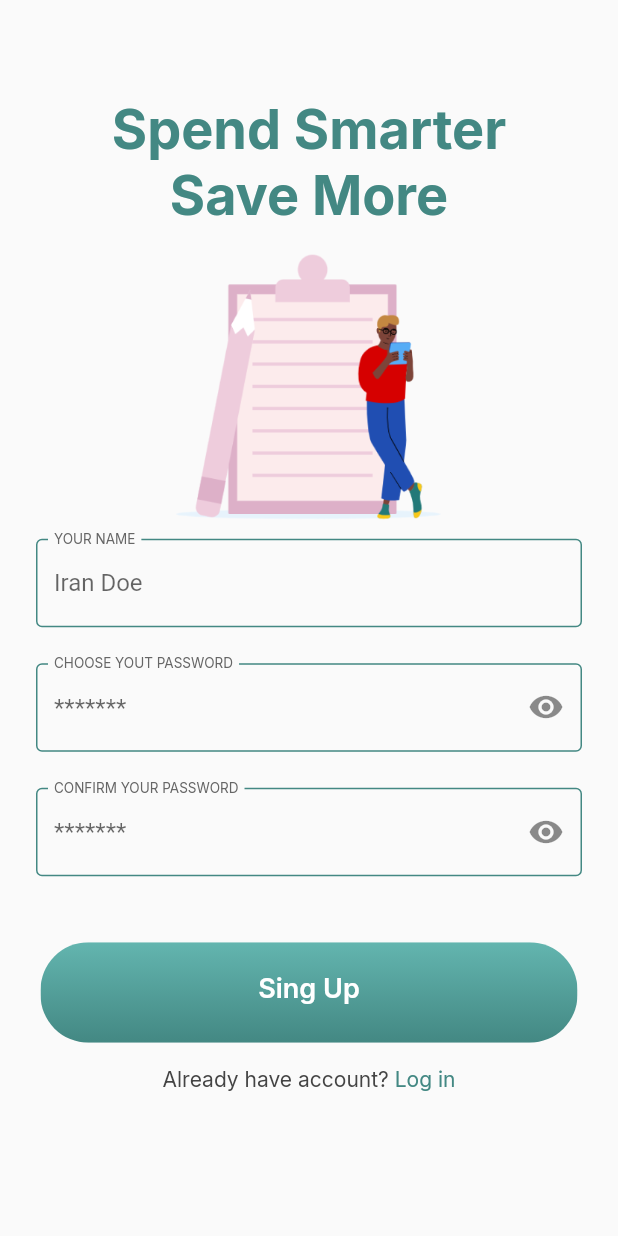
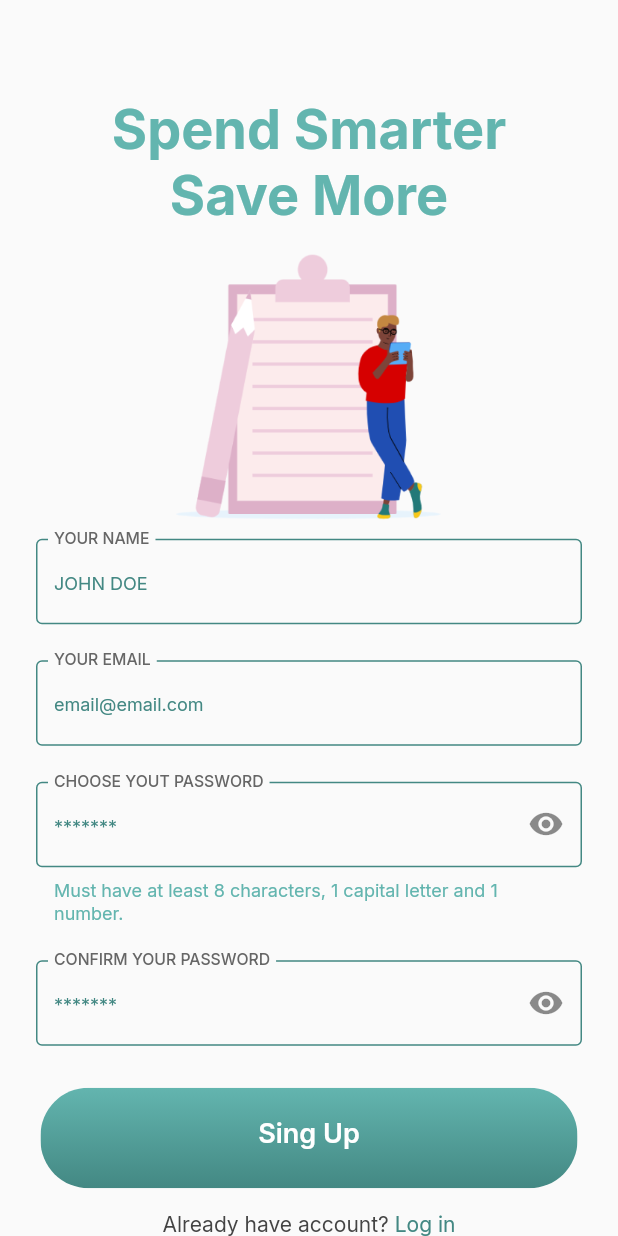
Before and after one commit to VitoriaMagnus/financy_app, a Flutter app: the screen it shows after launch, on a phone screen of 412 x 824 dp. Run offline on Flutter 3.47's test engine with Material 2 defaults, Android fonts, the phone set to English and light mode, and no system bars.

```diff
--- a/lib/common/constants/app_colors.dart
+++ b/lib/common/constants/app_colors.dart
@@ -1,7 +1,7 @@
 import 'dart:ui';
 
 class AppColors {
-  static const Color greenLight = Color(0xFF438883);
+  static const Color greenLight = Color(0xFF63B5AF);
   static const Color green = Color(0xFF438883);
 
   static const List<Color> greenGradient = [
--- a/lib/common/constants/app_text_style.dart
+++ b/lib/common/constants/app_text_style.dart
@@ -21,7 +21,12 @@ class AppTextStyle {
     fontSize: 14.0,
     fontWeight: FontWeight.w400,
   );
-  static const TextStyle inputLabelText = TextStyle(
+  static const TextStyle inputText = TextStyle(
+    fontFamily: 'Inter',
+    fontSize: 14.0,
+    fontWeight: FontWeight.w500,
+  );
+  static const TextStyle inputHintText = TextStyle(
     fontFamily: 'Inter',
     fontSize: 12.0,
     fontWeight: FontWeight.w400,
--- /dev/null
+++ b/lib/common/utils/uppercase_text_formatter.dart
@@ -0,0 +1,12 @@
+import 'package:flutter/services.dart';
+
+class UpperCaseTextInputFormatter extends TextInputFormatter {
+  @override
+  TextEditingValue formatEditUpdate(
+    TextEditingValue oldValue,
+    TextEditingValue newValue,
+  ) {
+    return TextEditingValue(
+        text: newValue.text.toUpperCase(), selection: newValue.selection);
+  }
+}
--- /dev/null
+++ b/lib/common/widgets/custom_text_form_field.dart
@@ -0,0 +1,111 @@
+import 'package:flutter/material.dart';
+import 'package:flutter/services.dart';
+
+import '../constants/app_colors.dart';
+import '../constants/app_text_style.dart';
+
+class CustomTextFormField extends StatefulWidget {
+  final EdgeInsetsGeometry? padding;
+  final String? hintText;
+  final String? labelText;
+  final TextCapitalization? textCapitalization;
+  final TextEditingController? controller;
+  final TextInputType? keyboardType;
+  final int? maxLength;
+  final TextInputAction? textInputAction;
+  final Widget? suffixIcon;
+  final bool? obscureText;
+  final List<TextInputFormatter>? inputFormatters;
+  final FormFieldValidator<String>? validator;
+  final String? helperText;
+
+  const CustomTextFormField({
+    Key? key,
+    this.padding,
+    this.hintText,
+    this.labelText,
+    this.textCapitalization,
+    this.controller,
+    this.keyboardType,
+    this.maxLength,
+    this.textInputAction,
+    this.suffixIcon,
+    this.obscureText,
+    this.inputFormatters,
+    this.validator,
+    this.helperText,
+  }) : super(key: key);
+
+  @override
+  State<CustomTextFormField> createState() => _CustomTextFormFieldState();
+}
+
+class _CustomTextFormFieldState extends State<CustomTextFormField> {
+  final defaultBorder = const OutlineInputBorder(
+    borderSide: BorderSide(
+      color: AppColors.green,
+    ),
+  );
+
+  String? _helperText;
+
+  @override
+  void initState() {
+    super.initState();
+    _helperText = widget.helperText;
+  }
+
+  @override
+  Widget build(BuildContext context) {
+    return Padding(
+      padding: widget.padding ??
+          const EdgeInsets.symmetric(horizontal: 24.0, vertical: 12.0),
+      child: TextFormField(
+        style: AppTextStyle.inputText.copyWith(color: AppColors.green),
+        onChanged: (value) {
+          if (value.length == 1) {
+            setState(() {
+              _helperText = null;
+            });
+          } else if (value.isEmpty) {
+            setState(() {
+              _helperText = widget.helperText;
+            });
+          }
+        },
+        validator: widget.validator,
+        inputFormatters: widget.inputFormatters,
+        obscureText: widget.obscureText ?? false,
+        textInputAction: widget.textInputAction,
+        maxLength: widget.maxLength,
+        keyboardType: widget.keyboardType,
+        controller: widget.controller,
+        textCapitalization:
+            widget.textCapitalization ?? TextCapitalization.none,
+        decoration: InputDecoration(
+          helperText: _helperText,
+          helperMaxLines: 3,
+          helperStyle:
+              AppTextStyle.inputHintText.copyWith(color: AppColors.greenLight),
+          suffixIcon: widget.suffixIcon,
+          hintText: widget.hintText,
+          hintStyle:
+              AppTextStyle.inputHintText.copyWith(color: AppColors.green),
+          floatingLabelBehavior: FloatingLabelBehavior.always,
+          labelText: widget.labelText!.toUpperCase(),
+          labelStyle: AppTextStyle.inputText.copyWith(color: AppColors.grey),
+          focusedBorder: defaultBorder,
+          errorMaxLines: 3,
+          errorBorder: defaultBorder.copyWith(
+            borderSide: const BorderSide(color: Colors.red),
+          ),
+          focusedErrorBorder: defaultBorder.copyWith(
+            borderSide: const BorderSide(color: Colors.red),
+          ),
+          enabledBorder: defaultBorder,
+          disabledBorder: defaultBorder,
+        ),
+      ),
+    );
+  }
+}
--- a/lib/common/widgets/password_form_field.dart
+++ b/lib/common/widgets/password_form_field.dart
@@ -1,19 +1,22 @@
-import 'dart:developer';
+import 'package:flutter/material.dart';
 
-import 'package:financy_app/features/sing_up/sing_up_screen.dart';
-import 'package:flutter/material.dart';
+import 'custom_text_form_field.dart';
 
 class PasswordFormField extends StatefulWidget {
   final TextEditingController? controller;
   final EdgeInsetsGeometry? padding;
   final String? hintText;
   final String? labelText;
+  final FormFieldValidator<String>? validator;
+  final String? helperText;
   const PasswordFormField({
     super.key,
     this.controller,
     this.padding,
     this.hintText,
     this.labelText,
+    this.validator,
+    this.helperText,
   });
 
   @override
@@ -25,11 +28,13 @@ class _PasswordFormFieldState extends State<PasswordFormField> {
   @override
   Widget build(BuildContext context) {
     return CustomTextFormField(
+      validator: widget.validator,
       obscureText: isHidden,
       controller: widget.controller,
       padding: widget.padding,
       hintText: widget.hintText,
       labelText: widget.labelText,
+      helperText: widget.helperText,
       suffixIcon: InkWell(
         borderRadius: BorderRadius.circular(25),
         onTap: () {
--- a/lib/common/widgets/primary_button.dart
+++ b/lib/common/widgets/primary_button.dart
@@ -26,7 +26,7 @@ class PrimaryButton extends StatelessWidget {
         ),
         child: InkWell(
           borderRadius: _borderRadius,
-          onTap: () {},
+          onTap: onPressed,
           child: Padding(
             padding: const EdgeInsets.only(
                 top: 20.0, bottom: 20.0, left: 10.0, right: 10.0),
--- a/lib/features/sing_up/sing_up_screen.dart
+++ b/lib/features/sing_up/sing_up_screen.dart
@@ -1,15 +1,26 @@
+import 'dart:developer';
+
+import 'package:financy_app/common/utils/uppercase_text_formatter.dart';
+import 'package:financy_app/common/utils/validator.dart';
 import 'package:financy_app/common/widgets/multi_text_button.dart';
 import 'package:financy_app/common/widgets/password_form_field.dart';
 import 'package:financy_app/common/widgets/primary_button.dart';
 import 'package:flutter/material.dart';
-import 'package:flutter/src/widgets/container.dart';
-import 'package:flutter/src/widgets/framework.dart';
 
 import '../../common/constants/app_colors.dart';
 import '../../common/constants/app_text_style.dart';
+import '../../common/widgets/custom_text_form_field.dart';
 
-class SingUpScreen extends StatelessWidget {
+class SingUpScreen extends StatefulWidget {
   const SingUpScreen({super.key});
+
+  @override
+  State<SingUpScreen> createState() => _SingUpScreenState();
+}
+
+class _SingUpScreenState extends State<SingUpScreen> {
+  final _formKey = GlobalKey<FormState>();
+  final _passwordController = TextEditingController();
 
   @override
   Widget build(BuildContext context) {
@@ -33,25 +44,53 @@ class SingUpScreen extends StatelessWidget {
             ),
             Image.asset('assets/images/sing_up.png'),
             Form(
+              key: _formKey,
               child: Column(
                 children: [
                   CustomTextFormField(
                     labelText: 'your name',
-                  hintText: 'Iran Doe',
+                    hintText: 'JOHN DOE',
+                    inputFormatters: [
+                      UpperCaseTextInputFormatter(),
+                    ],
+                    validator: Validator.validateName,
+                  ),
+                  CustomTextFormField(
+                    labelText: 'your email',
+                    hintText: 'email@email.com',
+                    validator: Validator.validateEmail,
                   ),
                   PasswordFormField(
+                    controller: _passwordController,
+                    helperText:
+                        'Must have at least 8 characters, 1 capital letter and 1 number.',
                     labelText: 'choose yout password',
                     hintText: '*******',
+                    validator: Validator.validatePassword,
                   ),
                   PasswordFormField(
                     labelText: 'confirm your password',
                     hintText: '*******',
+                    validator: (value) => Validator.validateConfirmPassword(
+                        value!, _passwordController.text),
                   ),
                 ],
-            )),
+              ),
+            ),
             Padding(
-              padding: const EdgeInsets.only(top: 32.0),
-              child: PrimaryButton(text: 'Sing Up'),
+              padding: const EdgeInsets.only(top: 16.0),
+              child: PrimaryButton(
+                text: 'Sing Up',
+                onPressed: () {
+                  final valid = _formKey.currentState != null &&
+                      _formKey.currentState!.validate();
+                  if (valid) {
+                    log('Continuar logia de login!');
+                  } else {
+                    log('erro ao logar!');
+                  }
+                },
+              ),
             ),
             Padding(
               padding: const EdgeInsets.only(bottom: 32.0),
@@ -77,75 +116,3 @@ class SingUpScreen extends StatelessWidget {
     );
   }
 }
-
-class CustomTextFormField extends StatefulWidget {
-  final EdgeInsetsGeometry? padding;
-  final String? hintText;
-  final String? labelText;
-  final TextCapitalization? textCapitalization;
-  final TextEditingController? controller;
-  final TextInputType? keyboardType;
-  final int? maxLength;
-  final TextInputAction? textInputAction;
-  final Widget? suffixIcon;
-  final bool? obscureText;
-
-  const CustomTextFormField({
-    Key? key,
-    this.padding,
-    this.hintText,
-    this.labelText,
-    this.textCapitalization,
-    this.controller,
-    this.keyboardType,
-    this.maxLength,
-    this.textInputAction,
-    this.suffixIcon,
-    this.obscureText,
-  }) : super(key: key);
-
-  @override
-  State<CustomTextFormField> createState() => _CustomTextFormFieldState();
-}
-
-class _CustomTextFormFieldState extends State<CustomTextFormField> {
-  final defaultBorder = const OutlineInputBorder(
-    borderSide: BorderSide(
-      color: AppColors.green,
-    ),
-  );
-
-  @override
-  Widget build(BuildContext context) {
-    return Padding(
-      padding: widget.padding ??
-          const EdgeInsets.symmetric(horizontal: 24.0, vertical: 12.0),
-      child: TextFormField(
-        obscureText: widget.obscureText ?? false,
-        textInputAction: widget.textInputAction,
-        maxLength: widget.maxLength,
-        keyboardType: widget.keyboardType,
-        controller: widget.controller,
-        textCapitalization:
-            widget.textCapitalization ?? TextCapitalization.none,
-        decoration: InputDecoration(
-          suffixIcon: widget.suffixIcon,
-          hintText: widget.hintText,
-          floatingLabelBehavior: FloatingLabelBehavior.always,
-          labelText: widget.labelText!.toUpperCase(),
-          labelStyle:
-              AppTextStyle.inputLabelText.copyWith(color: AppColors.grey),
-          focusedBorder: defaultBorder,
-          errorBorder: defaultBorder.copyWith(
-            borderSide: const BorderSide(color: Colors.red),
-          ),
-          focusedErrorBorder: defaultBorder.copyWith(
-            borderSide: const BorderSide(color: Colors.red),
-          ),
-          enabledBorder: defaultBorder,
-          disabledBorder: defaultBorder,
-        ),
-      ),
-    );
-  }
-}
```
Also changed, not shown: lib/common/utils/validator.dart (added, +53 -0 lines). Lines whose indentation alone changed are shown as unchanged.
